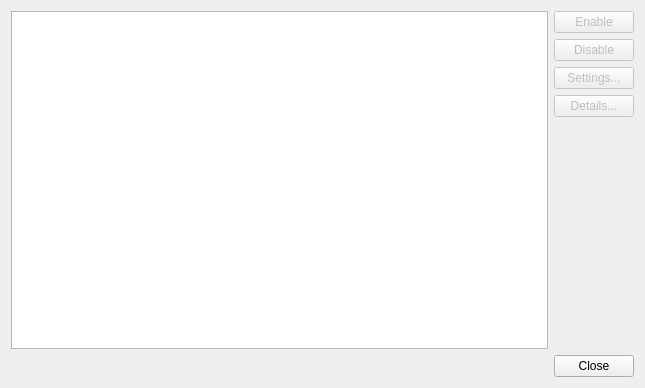
The window that src/scripting/scriptdialog.ui (clementine-player/Clementine) describes before a commit, drawn with Qt 5.
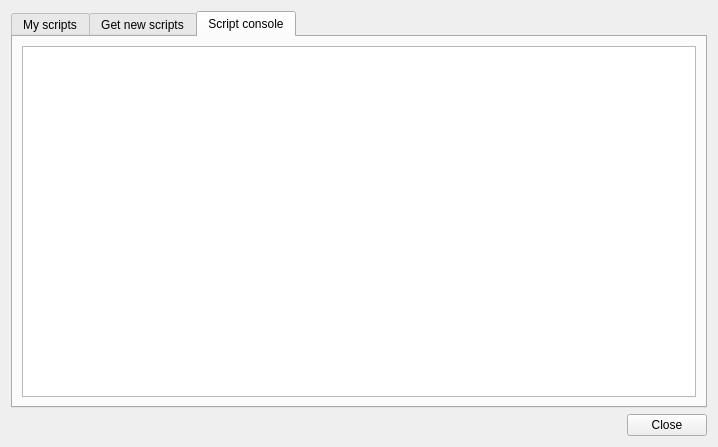
The same window after the commit.

Commit message: Don't create a separate interpreter for each script (it's not very well supported), instead create a module for each one.  Redirect sys.stdout and sys.stderr to the clementine console.

```diff
--- a/src/scripting/scriptdialog.ui
+++ b/src/scripting/scriptdialog.ui
@@ -6,8 +6,8 @@
    <rect>
     <x>0</x>
     <y>0</y>
-    <width>645</width>
-    <height>388</height>
+    <width>718</width>
+    <height>447</height>
    </rect>
   </property>
   <property name="windowTitle">
@@ -15,6 +15,14 @@
   </property>
   <layout class="QVBoxLayout" name="verticalLayout_2">
    <item>
+    <widget class="QTabWidget" name="tabWidget">
+     <property name="currentIndex">
+      <number>2</number>
+     </property>
+     <widget class="QWidget" name="tab">
+      <attribute name="title">
+       <string>My scripts</string>
+      </attribute>
     <layout class="QHBoxLayout" name="horizontalLayout">
      <item>
       <widget class="QListView" name="list"/>
@@ -77,6 +85,30 @@
       </layout>
      </item>
     </layout>
+     </widget>
+     <widget class="QWidget" name="tab_2">
+      <attribute name="title">
+       <string>Get new scripts</string>
+      </attribute>
+     </widget>
+     <widget class="QWidget" name="tab_3">
+      <attribute name="title">
+       <string>Script console</string>
+      </attribute>
+      <layout class="QVBoxLayout" name="verticalLayout_3">
+       <item>
+        <widget class="QTextEdit" name="console">
+         <property name="readOnly">
+          <bool>true</bool>
+         </property>
+         <property name="textInteractionFlags">
+          <set>Qt::TextSelectableByKeyboard|Qt::TextSelectableByMouse</set>
+         </property>
+        </widget>
+       </item>
+      </layout>
+     </widget>
+    </widget>
    </item>
    <item>
     <widget class="QDialogButtonBox" name="button_box">
```
Lines whose indentation alone changed are shown as unchanged. The commit also changes 63 other files.
